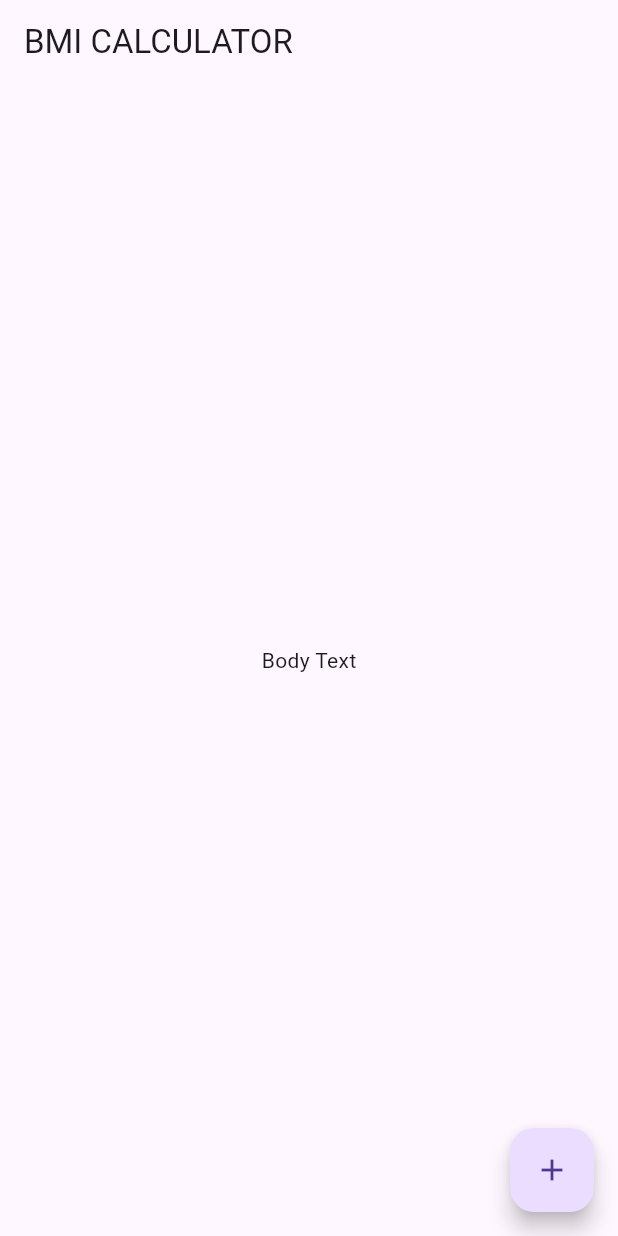
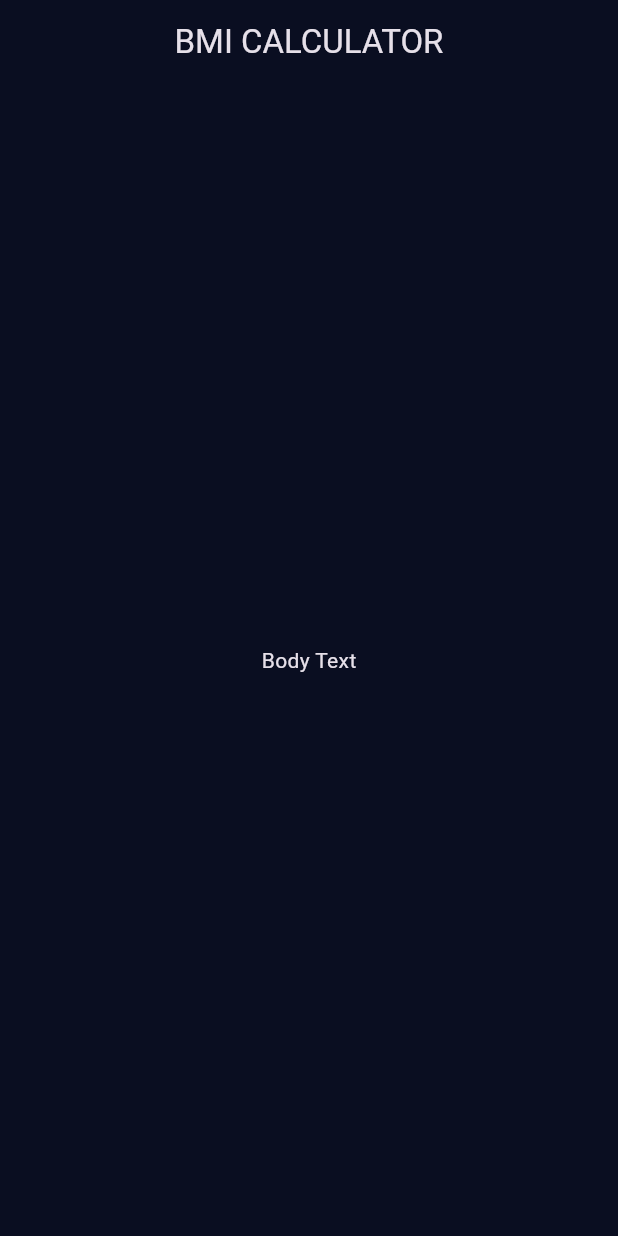
Before and after one commit to SadraAG84/Flutter_Course, a Flutter app: the screen it shows after launch, on a phone screen of 412 x 824 dp. Run offline on Flutter 3.47's test engine with Material 3 defaults, Android fonts, the phone set to English and light mode, and no system bars; our stand-ins replace assets_audio_player, rflutter_alert.

Commit message:
Progress on BMI Calculator_8(76)

```diff
--- /dev/null
+++ b/bmi_calculator/lib/input_page.dart
@@ -0,0 +1,20 @@
+import 'package:flutter/material.dart';
+
+class InputPage extends StatefulWidget {
+  @override
+  _InputPageState createState() => _InputPageState();
+}
+
+class _InputPageState extends State<InputPage> {
+  @override
+  Widget build(BuildContext context) {
+    return Scaffold(
+      appBar: AppBar(
+        title: Center(child: Text('BMI CALCULATOR')),
+      ),
+      body: Center(
+        child: Text('Body Text'),
+      ),
+    );
+  }
+}
--- a/bmi_calculator/lib/main.dart
+++ b/bmi_calculator/lib/main.dart
@@ -1,4 +1,5 @@
 import 'package:flutter/material.dart';
+import 'input_page.dart';
 
 void main() => runApp(BMICalculator());
 
@@ -6,30 +7,11 @@ class BMICalculator extends StatelessWidget {
   @override
   Widget build(BuildContext context) {
     return MaterialApp(
+      theme: ThemeData.dark().copyWith(
+        appBarTheme: AppBarTheme(color: Color(0xFF0A0E21)),
+        scaffoldBackgroundColor: Color(0xFF0A0E21)
+      ),
       home: InputPage(),
     );
   }
 }
-
-class InputPage extends StatefulWidget {
-  @override
-  _InputPageState createState() => _InputPageState();
-}
-
-class _InputPageState extends State<InputPage> {
-  @override
-  Widget build(BuildContext context) {
-    return Scaffold(
-      appBar: AppBar(
-        title: Text('BMI CALCULATOR'),
-      ),
-      body: Center(
-        child: Text('Body Text'),
-      ),
-      floatingActionButton: FloatingActionButton(
-        onPressed: () {  },
-        child: Icon(Icons.add),
-      ),
-    );
-  }
-}
```
